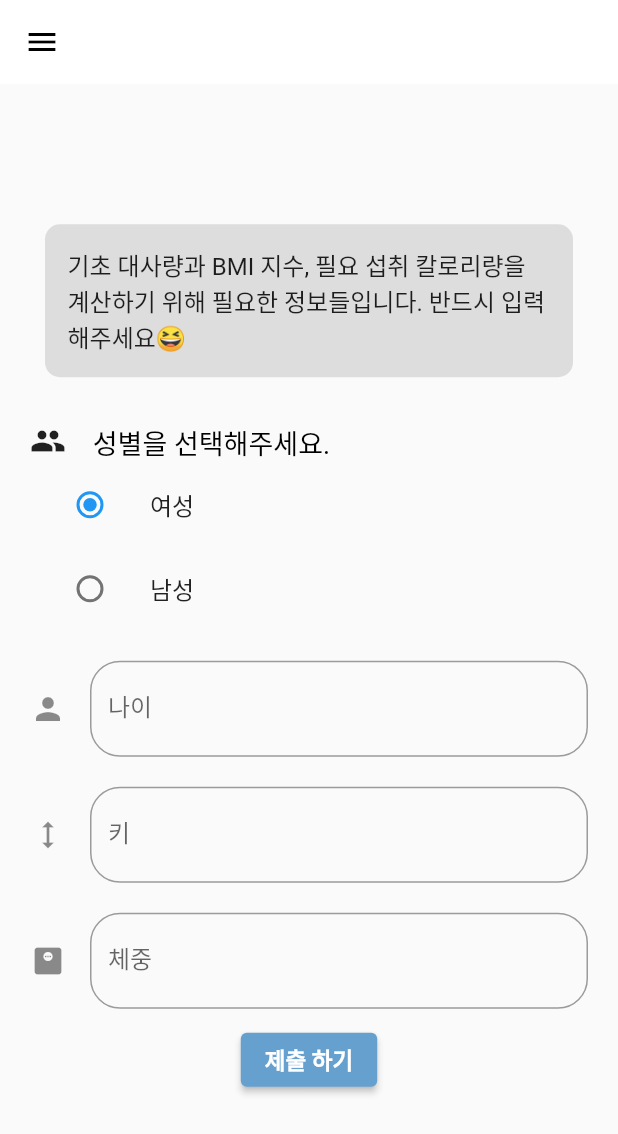
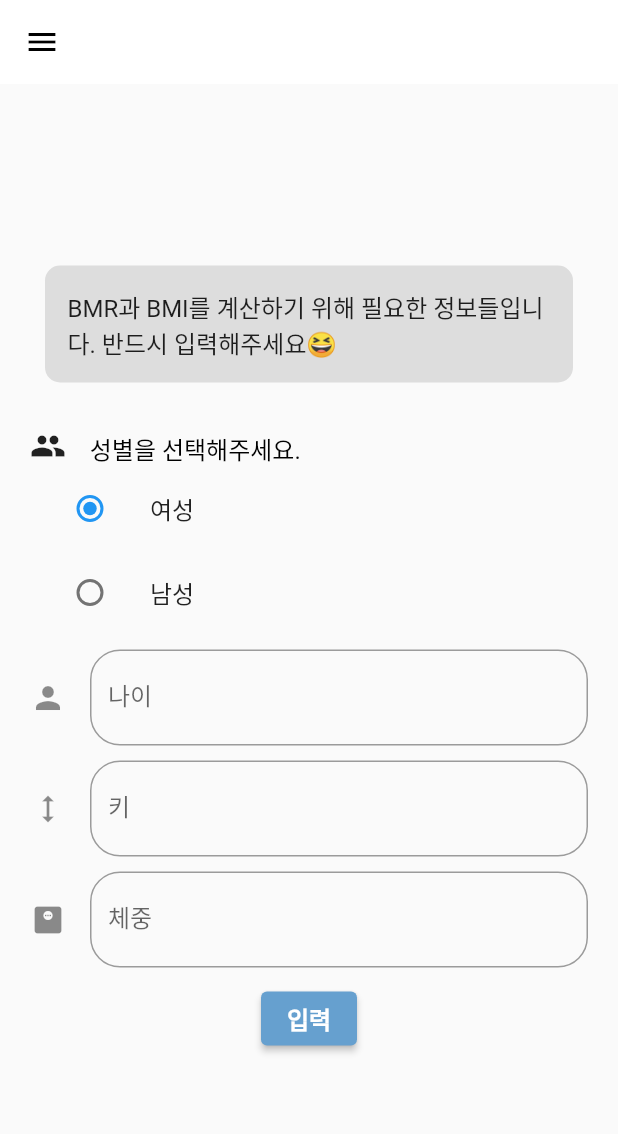
Before and after one commit to kookmin-sw/capstone-2022-48, a Flutter app: the screen it shows after launch, in the side drawer, after a tap on "Profile", on a phone screen of 412 x 824 dp. Shown: the top 1134 px of the screen. Run offline on Flutter 3.47's test engine with Material 2 defaults, Android fonts, the phone set to English and light mode, and no system bars; our stand-ins replace cloud_firestore, dio, firebase_auth, firebase_core, fl_chart, flutter_spinkit and 7 more; accounts and stored records are empty; Roboto replaces fonts that are missing (Pretendard); project files that could hold a hidden picture were left out.

```diff
--- a/lib/navigator/profile.dart
+++ b/lib/navigator/profile.dart
@@ -1,6 +1,8 @@
 import 'package:capstone_2022_48/pages/HomeCalendar.dart';
 import 'package:flutter/material.dart';
 import 'package:capstone_2022_48/navigator/sidemenu.dart';
+import 'package:provider/provider.dart';
+import 'package:capstone_2022_48/model/DataModel.dart';
 
 class Profile extends StatefulWidget {
   @override
@@ -8,6 +10,12 @@ class Profile extends StatefulWidget {
 }
 
 class _ProfileState extends State<Profile> {
+  late UserData _user;
+  late bool gender; // 0false남성 1true여성
+  late int age;
+  late double cm;
+  late double kg;
+
   String _selectedGender = '여성';
   final formKey = GlobalKey<FormState>();
   @override
@@ -42,7 +50,8 @@ class _ProfileState extends State<Profile> {
                   color: Color(0xffdddddd),
                 ),
                 child: Text(
-                  '기초 대사량과 BMI 지수, 필요 섭취 칼로리량을 계산하기 위해 필요한 정보들입니다. 반드시 입력해주세요😆',
+                  // '기초 대사량과 BMI 지수, 필요 섭취 칼로리량을 계산하기 위해 필요한 정보들입니다. 반드시 입력해주세요😆',
+                  'BMR과 BMI를 계산하기 위해 필요한 정보들입니다. 반드시 입력해주세요😆',
                   style: TextStyle(
                     fontFamily: 'Pretendard',
                     fontSize: 16,
@@ -60,7 +69,7 @@ class _ProfileState extends State<Profile> {
                       text: "    성별을 선택해주세요.",
                       style: TextStyle(
                         color: Colors.black,
-                        fontSize: 18,
+                        fontSize: 16,
                         fontFamily: 'Pretendard',
                       ),
                     ),
@@ -99,7 +108,7 @@ class _ProfileState extends State<Profile> {
                   style: TextStyle(fontFamily: 'Pretendard'),
                 ),
               ),
-              SizedBox(height: 20),
+              SizedBox(height: 10),
               Form(
                 key: formKey,
                 child: Column(
@@ -107,8 +116,11 @@ class _ProfileState extends State<Profile> {
                     TextFormField(
                       style: TextStyle(
                         fontFamily: 'Pretendard',
+                        fontSize: 16,
                       ),
-                      onSaved: (value) {},
+                      onSaved: (value) {
+                        age = value as int;
+                      },
                       validator: (value) {
                         if (value != null && value.isEmpty) {
                           return '나이를 입력해주세요';
@@ -116,21 +128,24 @@ class _ProfileState extends State<Profile> {
                         return null;
                       },
                       decoration: InputDecoration(
-                          icon: Icon(Icons.person),
-                          border: OutlineInputBorder(
-                            borderRadius:
-                                BorderRadius.all(Radius.circular(20.0)),
-                            borderSide: BorderSide(color: Colors.grey),
-                          ),
-                          hintText: '나이를 입력해주세요.',
-                          labelText: '나이'),
+                        icon: Icon(Icons.person),
+                        border: OutlineInputBorder(
+                          borderRadius: BorderRadius.all(Radius.circular(20.0)),
+                          borderSide: BorderSide(color: Colors.grey),
+                        ),
+                        hintText: '나이를 입력해주세요.',
+                        labelText: '나이',
+                      ),
                     ),
-                    SizedBox(height: 20),
+                    SizedBox(height: 10),
                     TextFormField(
                       style: TextStyle(
                         fontFamily: 'Pretendard',
+                        fontSize: 16,
                       ),
-                      onSaved: (value) {},
+                      onSaved: (value) {
+                        cm = value as double;
+                      },
                       validator: (value) {
                         if (value != null && value.isEmpty) {
                           return '키를 입력해주세요';
@@ -147,12 +162,15 @@ class _ProfileState extends State<Profile> {
                           hintText: '키를 입력해주세요.',
                           labelText: '키'),
                     ),
-                    SizedBox(height: 20),
+                    SizedBox(height: 10),
                     TextFormField(
                       style: TextStyle(
                         fontFamily: 'Pretendard',
+                        fontSize: 16,
                       ),
-                      onSaved: (value) {},
+                      onSaved: (value) {
+                        kg = value as double;
+                      },
                       validator: (value) {
                         if (value != null && value.isEmpty) {
                           return '체중을 입력해주세요';
@@ -177,7 +195,7 @@ class _ProfileState extends State<Profile> {
                             primary: Color.fromARGB(255, 102, 160, 207),
                             textStyle: TextStyle(
                                 fontFamily: 'Pretendard',
-                                fontSize: 15,
+                                fontSize: 16,
                                 fontWeight: FontWeight.bold),
                           ),
                           onPressed: () {
@@ -193,7 +211,7 @@ class _ProfileState extends State<Profile> {
                                     backgroundColor:
                                         Color.fromARGB(255, 183, 179, 179),
                                     content: Text(
-                                      '제출 되었습니다!',
+                                      '입력 되었습니다!',
                                       textAlign: TextAlign.center,
                                       style: TextStyle(
                                           fontFamily: 'Pretendard',
@@ -205,9 +223,21 @@ class _ProfileState extends State<Profile> {
                                   context,
                                   MaterialPageRoute(
                                       builder: (context) => HomeCalendar()));
+                              if (_selectedGender == '여성') {
+                                gender = true;
+                              } else {
+                                gender = false;
+                              }
+
+                              context.read<UserData>().setGender(gender);
+                              context.read<UserData>().setAge(age);
+                              context.read<UserData>().setCm(cm);
+                              context.read<UserData>().setKg(kg);
+                              context.read<UserData>().setBMI();
+                              context.read<UserData>().setBMR();
                             }
                           },
-                          child: Text('제출 하기')),
+                          child: Text('입력')),
                     ),
                   ],
                 ),
--- a/lib/pages/HomeCalendar.dart
+++ b/lib/pages/HomeCalendar.dart
@@ -177,7 +177,9 @@ class _HomeCalendarState extends State<HomeCalendar> {
                         SizedBox(
                           height: 30,
                         ),
-                        (_selectedDay == DateTime.now())
+                        (_selectedDay.day == DateTime.now().day &&
+                                _selectedDay.month == DateTime.now().month &&
+                                _selectedDay.year == DateTime.now().year)
                             ? Text(
                                 '오늘은 ' + _steps + ' 걸음',
                                 style: TextStyle(
--- a/lib/pages/StatSteps.dart
+++ b/lib/pages/StatSteps.dart
@@ -5,7 +5,7 @@ import 'package:cloud_firestore/cloud_firestore.dart';
 import 'package:flutter/material.dart';
 import 'package:fl_chart/fl_chart.dart';
 import 'dart:async';
-// import 'package:syncfusion_flutter_gauges/gauges.dart';
+import 'package:flutter_spinkit/flutter_spinkit.dart';
 
 class AverStepsScreen extends StatefulWidget {
   const AverStepsScreen({Key? key}) : super(key: key);
@@ -15,6 +15,18 @@ class AverStepsScreen extends StatefulWidget {
 }
 
 class _AverStepsScreenState extends State<AverStepsScreen> {
+  final spinkit = SpinKitPumpingHeart(
+    color: Color(0xFFf05650),
+    size: 120,
+    // itemBuilder: (BuildContext context, int) {
+    //   return DecoratedBox(
+    //     decoration: BoxDecoration(
+    //       color: Colors.white,
+    //     ),
+    //   );
+    // },
+  );
+
   CollectionReference _collectionSteps =
       FirebaseFirestore.instance.collection('StepDataCollection');
 
@@ -352,7 +364,7 @@ class _AverStepsScreenState extends State<AverStepsScreen> {
       future: getSevenDaysData(),
       builder: (context, snapshot) {
         if (!snapshot.hasData || snapshot.hasError) {
-          return Container();
+          return Center(child: spinkit);
         } else {
           return BarChart(
             BarChartData(
@@ -611,6 +623,7 @@ class _AverStepsScreenState extends State<AverStepsScreen> {
             for (int i = 0; i < 7; i++) {
               avgStepsForWeek += snapshot.data[i];
             }
+            avgStepsForWeek = avgStepsForWeek ~/ 7;
             return Flexible(
               flex: 1,
               child: Container(
@@ -622,7 +635,7 @@ class _AverStepsScreenState extends State<AverStepsScreen> {
                 ),
                 child: Text(
                   // '생존률이 30% \n증가했습니다!\n\n잘하고 있어요! \n화이팅😆',
-                  '최근 7일간 평균적으로 ${avgStepsForWeek ~/ 7} 걸음만큼 걸으셨습니다!',
+                  '최근 7일간 평균적으로 ${avgStepsForWeek} 걸음만큼 걸으셨습니다!',
                   style: TextStyle(
                     fontFamily: 'Pretendard',
                     fontSize: 16,
--- a/pubspec.yaml
+++ b/pubspec.yaml
@@ -56,8 +56,8 @@ dependencies:
   path: ^1.8.1
   ntp: ^2.0.0
   syncfusion_flutter_charts: ^20.1.57
-
   fluttertoast: ^8.0.9
+  flutter_spinkit: ^5.1.0
 
 dev_dependencies:
   flutter_test:
```
Also changed, not shown: lib/model/DataModel.dart (+20 -0 lines), lib/pages/StatDiet.dart (+16 -2 lines), lib/pages/StatExercise.dart (+18 -3 lines), pubspec.lock.
